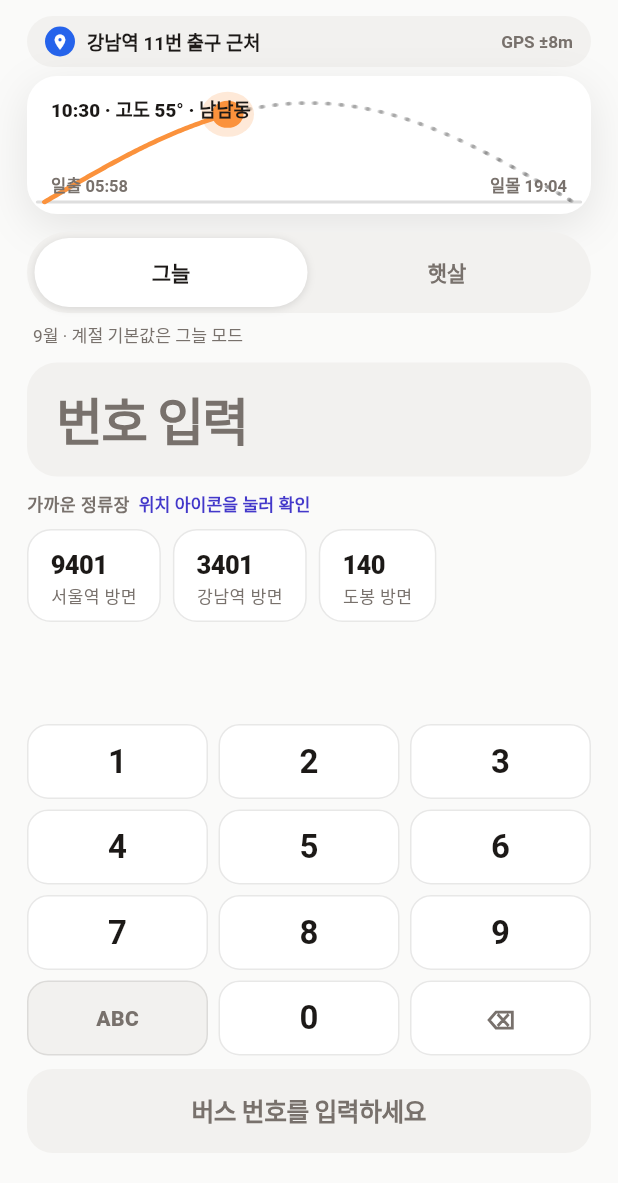
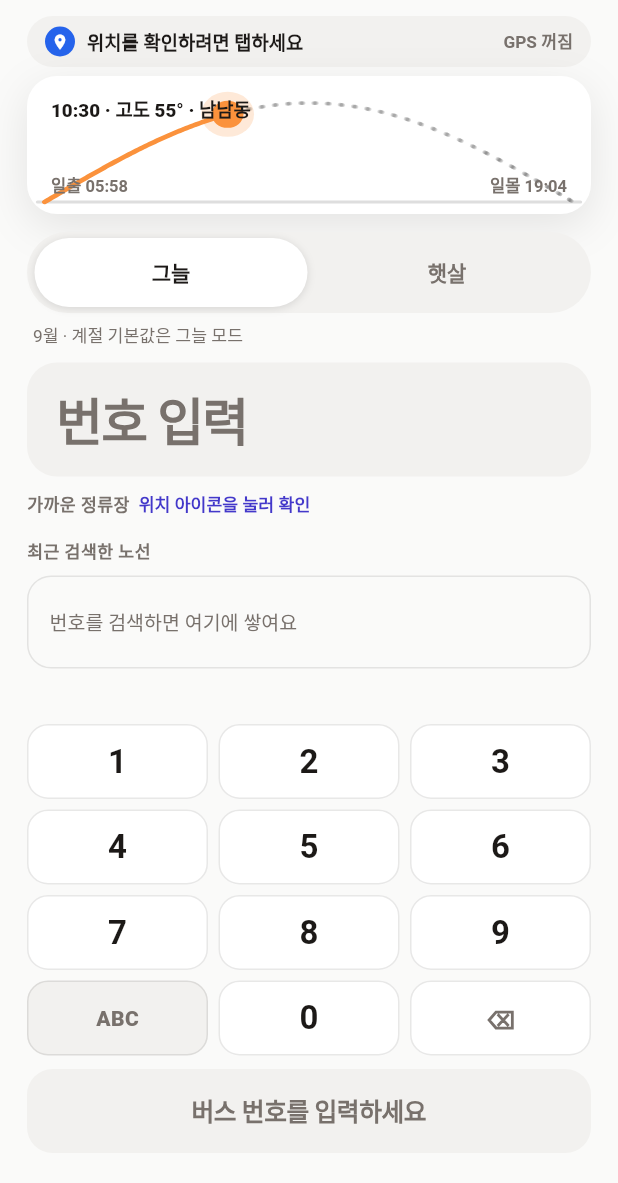
Before and after one commit to kangjungmook/busseat-sun, a Flutter app: the screen it shows after launch, after a tap on "먼저 둘러보기", on a phone screen of 412 x 824 dp, the part 53-1236 px from its top. Run offline on Flutter 3.47's test engine with Material 3 defaults, Android fonts, the phone set to English and light mode, and no system bars; our stand-ins replace camera, flutter_compass, geolocator, shared_preferences, webview_flutter; missing offline and left inert: kakao_flutter_sdk_user; accounts and stored records are empty; Roboto replaces fonts that are missing (Pretendard).

Commit message:
Stop showing invented routes and a fake location on the home screen
The home screen opened with three route chips built from hardcoded
constants (9401, 3401, 140). All three are Seoul routes, which TAGO does
not serve, so no search could ever return them — and tapping one went
straight to the result screen, where a seat recommendation computed from
the invented bearing and duration rendered identically to a real one. An
app whose promise is "three seconds and you know where to sit" cannot
have those three seconds be made up.

Chips now come from routeCache, so only routes actually fetched from TAGO
appear, with an empty state until the first search. The location bar
likewise said "강남역 11번 출구 근처 · GPS ±8m" to users who had never
granted location; it now says location is off.

kSeedRoutes is deleted along with findRoute(), which had no callers.

Co-Authored-By: Claude Opus 5 <noreply@anthropic.com>
Claude-Session: https://claude.ai/code/session_01FMZQcWfF9z6w7AxUpjXoo4

```diff
--- a/lib/models/route.dart
+++ b/lib/models/route.dart
@@ -24,9 +24,8 @@ class RouteDir {
   final double bearing; // 진행 방위 (도, 0=북, 시계방향) — 좌석 계산의 핵심
   final List<String> stops; // 표시용 주요 정류장
   final int stopCount; // 실제 정류장 수
-  // stops[i]의 좌표. TAGO가 실제로 준 정류소만 채워지고(그 외 null), 시드
-  // 데이터(kSeedRoutes)는 좌표가 없어 빈 리스트로 둔다 — coordAt이 안전하게
-  // null을 돌려준다.
+  // stops[i]의 좌표. TAGO가 실제로 준 정류소만 채워지고 그 외는 null이다
+  // (좌표 없이 만들면 빈 리스트 — coordAt이 안전하게 null을 돌려준다).
   final List<GeoPoint?> stopCoords;
 
   const RouteDir({
@@ -128,98 +127,3 @@ class Favorite {
     this.alightIndex,
   });
 }
-
-/// 시드 데이터 — 프로토타입과 동일. 실제 검색은 TagoRouteRepository(실시간
-/// TAGO API)가 우선이고, 이건 "가까운 정류장" 예시 칩과 오프라인/API 실패 시
-/// 대체용으로만 쓴다.
-final List<BusRoute> kSeedRoutes = [
-  const BusRoute(no: '9401', kind: '직행좌석', durationMin: 42, dirs: [
-    RouteDir(
-      name: '서울역 방면',
-      from: '강남역',
-      to: '종로2가',
-      bearing: 15,
-      stops: ['강남역', '신논현', '서울역', '종로2가'],
-      stopCount: 10,
-    ),
-    RouteDir(
-      name: '경기광주 방면',
-      from: '종로2가',
-      to: '강남역',
-      bearing: 195,
-      stops: ['종로2가', '서울역', '신논현', '강남역'],
-      stopCount: 11,
-    ),
-  ]),
-  const BusRoute(no: '9404', kind: '직행좌석', durationMin: 51, dirs: [
-    RouteDir(
-      name: '신사 방면',
-      from: '분당수내',
-      to: '신사역',
-      bearing: 340,
-      stops: ['수내', '판교', '양재', '신사'],
-      stopCount: 9,
-    ),
-  ]),
-  const BusRoute(no: '3401', kind: '광역', durationMin: 38, dirs: [
-    RouteDir(
-      name: '강남역 방면',
-      from: '장지',
-      to: '강남역',
-      bearing: 290,
-      stops: ['장지', '수서', '대치', '강남역'],
-      stopCount: 12,
-    ),
-    RouteDir(
-      name: '복정 방면',
-      from: '강남역',
-      to: '복정',
-      bearing: 110,
-      stops: ['강남역', '대치', '수서', '복정'],
-      stopCount: 12,
-    ),
-  ]),
-  const BusRoute(no: '1550', kind: '광역', durationMin: 47, dirs: [
-    RouteDir(
-      name: '사당 방면',
-      from: '수원역',
-      to: '사당역',
-      bearing: 35,
-      stops: ['수원역', '과천', '남태령', '사당'],
-      stopCount: 8,
-    ),
-  ]),
-  const BusRoute(no: '140', kind: '간선', durationMin: 44, dirs: [
-    RouteDir(
-      name: '도봉 방면',
-      from: 'AT센터',
-      to: '수유',
-      bearing: 5,
-      stops: ['AT센터', '신사', '명동', '수유'],
-      stopCount: 24,
-    ),
-    RouteDir(
-      name: 'AT센터 방면',
-      from: '수유',
-      to: 'AT센터',
-      bearing: 185,
-      stops: ['수유', '명동', '신사', 'AT센터'],
-      stopCount: 24,
-    ),
-  ]),
-  const BusRoute(no: '472', kind: '간선', durationMin: 36, dirs: [
-    RouteDir(
-      name: '신림 방면',
-      from: '송파',
-      to: '신림',
-      bearing: 265,
-      stops: ['송파', '잠실', '사당', '신림'],
-      stopCount: 19,
-    ),
-  ]),
-];
-
-BusRoute findRoute(String no) => kSeedRoutes.firstWhere(
-      (r) => r.no == no,
-      orElse: () => kSeedRoutes.first,
-    );
--- a/lib/screens/home_screen.dart
+++ b/lib/screens/home_screen.dart
@@ -90,8 +90,13 @@ class _LocationBar extends StatelessWidget {
   @override
   Widget build(BuildContext context) {
     final loc = state.location;
-    final label = loc == null ? '강남역 11번 출구 근처' : '현재 위치 (${loc.lat.toStringAsFixed(4)}, ${loc.lon.toStringAsFixed(4)})';
-    final acc = loc == null ? '±8m' : loc.accuracyLabel;
+    // 위치를 못 받았으면 그렇다고 말한다. 예전엔 '강남역 11번 출구 근처'와
+    // 'GPS ±8m'를 그냥 박아뒀는데, 위치를 켠 적도 없는 사용자에게 정확한 위치를
+    // 잡은 것처럼 보였다.
+    final label = loc == null
+        ? '위치를 확인하려면 탭하세요'
+        : '현재 위치 (${loc.lat.toStringAsFixed(4)}, ${loc.lon.toStringAsFixed(4)})';
+    final acc = loc == null ? '꺼짐' : loc.accuracyLabel;
     return GestureDetector(
       onTap: state.refreshLocation,
       child: Container(
@@ -300,7 +305,14 @@ class _RecentsRow extends StatelessWidget {
 
   @override
   Widget build(BuildContext context) {
-    final recents = [kSeedRoutes[0], kSeedRoutes[2], kSeedRoutes[4]];
+    // **조회에 성공해서 캐시된 실제 노선만** 보여준다.
+    //
+    // 예전에는 시드 상수(9401·3401·140)를 띄웠는데 두 가지가 문제였다:
+    // TAGO가 서울을 담당하지 않아 검색으로는 절대 나올 수 없는 번호들이었고,
+    // 누르면 손으로 적어둔 방위·소요시간으로 계산된 좌석 추천이 실제 결과와
+    // 똑같은 화면에 떴다. "3초 안에 알려준다"는 앱에서 그 3초가 지어낸 값이면
+    // 사용자는 그걸 믿고 자리를 잡는다.
+    final recents = state.routeCache.values.toList().reversed.take(3).toList();
     return Column(
       crossAxisAlignment: CrossAxisAlignment.start,
       children: [
@@ -319,7 +331,24 @@ class _RecentsRow extends StatelessWidget {
             ),
           ],
         ),
+        const SizedBox(height: 14),
+        Text('최근 검색한 노선', style: TextStyle(fontFamily: AppTextStyles.family, fontSize: 11.5, fontWeight: FontWeight.w800, letterSpacing: .3, color: palette.textMuted)),
         const SizedBox(height: 8),
+        if (recents.isEmpty)
+          Container(
+            height: 62,
+            alignment: Alignment.centerLeft,
+            padding: const EdgeInsets.symmetric(horizontal: 14),
+            decoration: BoxDecoration(
+              borderRadius: BorderRadius.circular(16),
+              border: Border.all(color: palette.line),
+            ),
+            child: Text(
+              '번호를 검색하면 여기에 쌓여요',
+              style: TextStyle(fontFamily: AppTextStyles.family, fontSize: 13, color: palette.textMuted),
+            ),
+          )
+        else
           SizedBox(
             height: 62,
             child: ListView.separated(
```
Lines whose indentation alone changed are shown as unchanged.
